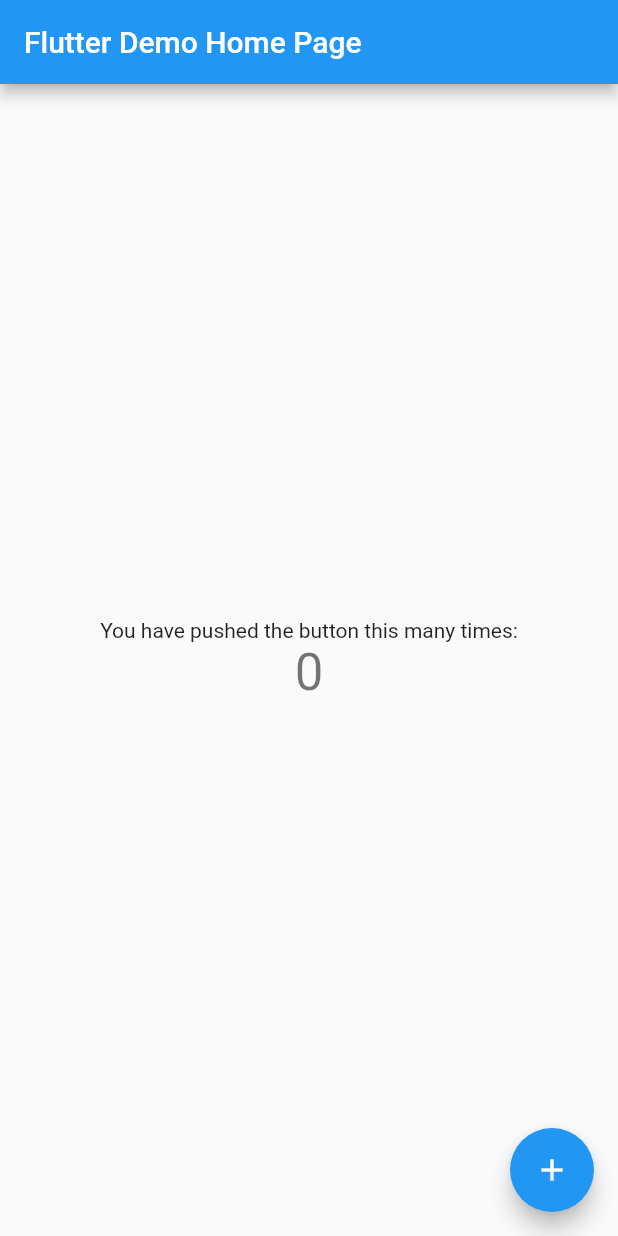
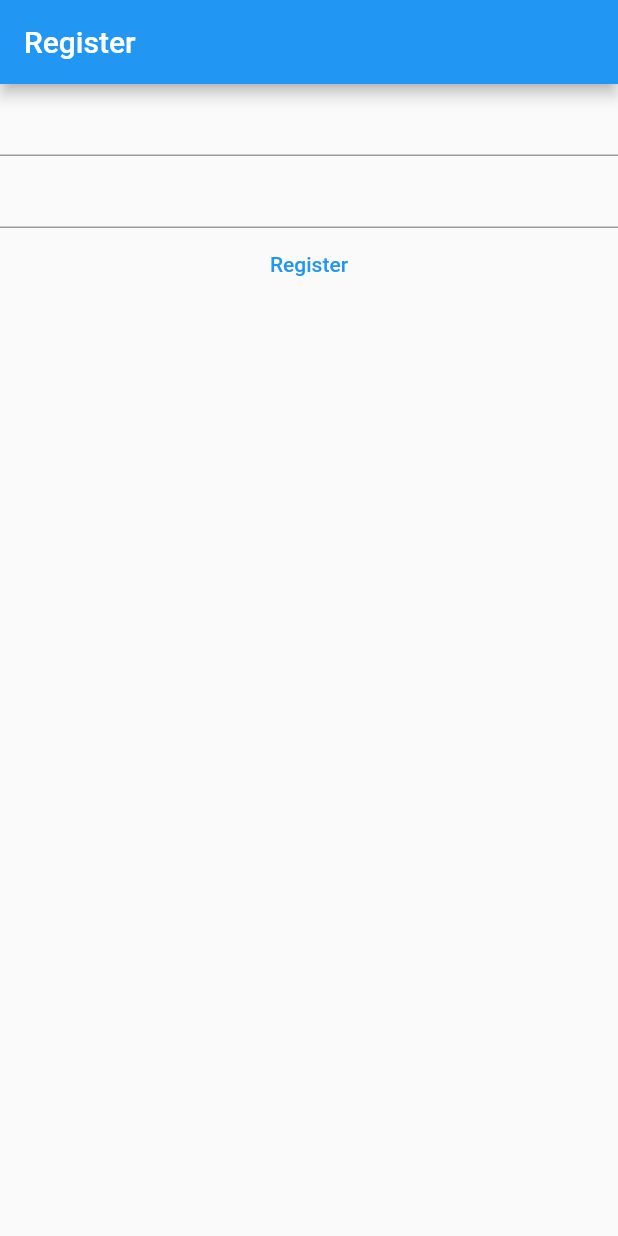
Before and after one commit to SyedOsamaAhmed/notesapp-flutter, a Flutter app: the screen it shows after launch, on a phone screen of 412 x 824 dp. Run offline on Flutter 3.47's test engine with Material 2 defaults, Android fonts, the phone set to English and light mode, and no system bars; our stand-ins replace firebase_core; accounts and stored records are empty.

Commit message:
login text fields and button placed and added controllers for textfields making homepage stateful

```diff
--- a/lib/main.dart
+++ b/lib/main.dart
@@ -14,53 +14,60 @@
       theme: ThemeData(
         primarySwatch: Colors.blue,
       ),
-      home: const MyHomePage(title: 'Flutter Demo Home Page'),
+      home: const HomePage(),
     );
   }
 }
 
-class MyHomePage extends StatefulWidget {
-  const MyHomePage({super.key, required this.title});
+//widget:elements of UI on screen of fluuter app.
+//stateful widget:
+/*
+    state: data mutated(chaneged) by user or application.
+    > on the screen that can be seen.
+    > contains data changing and can read/write itself.
 
-  final String title;
+ */
+
+//stateless widget: cannot redraw itself and contain mutable data.
+class HomePage extends StatefulWidget {
+  const HomePage({super.key});
 
   @override
-  State<MyHomePage> createState() => _MyHomePageState();
+  State<HomePage> createState() => _HomePageState();
 }
 
-class _MyHomePageState extends State<MyHomePage> {
-  int _counter = 0;
+class _HomePageState extends State<HomePage> {
+  late final _email;
+  late final _password;
 
-  void _incrementCounter() {
-    setState(() {
-      _counter++;
-    });
+  @override
+  void initState() {
+    _email = TextEditingController();
+    _password = TextEditingController();
+    super.initState();
+  }
+
+  @override
+  void dispose() {
+    _email.dispose();
+    _password.dispose();
+    super.dispose();
   }
 
   @override
   Widget build(BuildContext context) {
     return Scaffold(
-      appBar: AppBar(
-        title: Text(widget.title),
-      ),
-      body: Center(
-        child: Column(
-          mainAxisAlignment: MainAxisAlignment.center,
-          children: <Widget>[
-            const Text(
-              'You have pushed the button this many times:',
-            ),
-            Text(
-              '$_counter',
-              style: Theme.of(context).textTheme.headline4,
-            ),
-          ],
-        ),
-      ),
-      floatingActionButton: FloatingActionButton(
-        onPressed: _incrementCounter,
-        tooltip: 'Increment',
-        child: const Icon(Icons.add),
+      appBar: AppBar(title: const Text('Register')),
+      body: Column(
+        children: [
+          TextField(
+            controller: _email,
+          ),
+          TextField(
+            controller: _password,
+          ),
+          TextButton(onPressed: () {}, child: (const Text('Register'))),
+        ],
       ),
     );
   }
```
